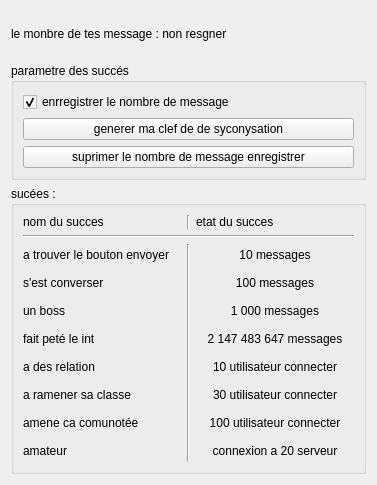
https-github-com-anantasystem/AnantaSystem, file serveur/succees.ui: the form before one commit.
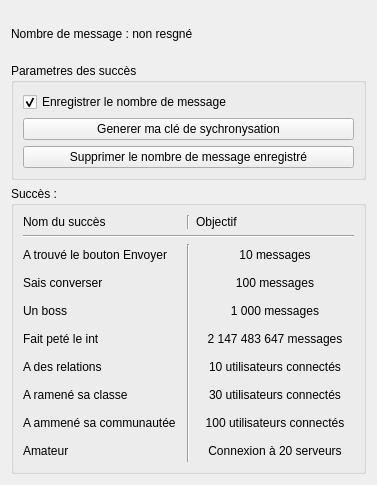
The form after the commit.

```diff
--- a/serveur/succees.ui
+++ b/serveur/succees.ui
@@ -17,20 +17,20 @@
    <item row="0" column="0">
     <widget class="QLabel" name="nbmessage">
      <property name="text">
-      <string>le monbre de tes message : non resgner</string>
+      <string>Nombre de message : non resgné</string>
      </property>
     </widget>
    </item>
    <item row="2" column="0">
     <widget class="QGroupBox" name="groupBox">
      <property name="title">
-      <string>sucées :</string>
+      <string>Succès :</string>
      </property>
      <layout class="QGridLayout" name="gridLayout_2">
       <item row="9" column="0">
        <widget class="QLabel" name="label_5">
         <property name="text">
-         <string>amateur</string>
+         <string>Amateur</string>
         </property>
        </widget>
       </item>
@@ -70,14 +70,14 @@
       <item row="3" column="0">
        <widget class="QLabel" name="label_4">
         <property name="text">
-         <string>s'est converser</string>
+         <string>Sais converser</string>
         </property>
        </widget>
       </item>
       <item row="6" column="0">
        <widget class="QLabel" name="label_7">
         <property name="text">
-         <string>a des relation</string>
+         <string>A des relations</string>
         </property>
        </widget>
       </item>
@@ -97,7 +97,7 @@
       <item row="6" column="2">
        <widget class="QPushButton" name="userdifferent10">
         <property name="text">
-         <string>10 utilisateur connecter</string>
+         <string>10 utilisateurs connectés</string>
         </property>
         <property name="flat">
          <bool>true</bool>
@@ -134,28 +134,28 @@
       <item row="0" column="2">
        <widget class="QLabel" name="label_3">
         <property name="text">
-         <string>etat du succes</string>
+         <string>Objectif</string>
         </property>
        </widget>
       </item>
       <item row="5" column="0">
        <widget class="QLabel" name="label_8">
         <property name="text">
-         <string>fait peté le int</string>
+         <string>Fait peté le int</string>
         </property>
        </widget>
       </item>
       <item row="4" column="0">
        <widget class="QLabel" name="label_6">
         <property name="text">
-         <string>un boss</string>
+         <string>Un boss</string>
         </property>
        </widget>
       </item>
       <item row="8" column="2">
        <widget class="QPushButton" name="userdifferent100">
         <property name="text">
-         <string>100 utilisateur connecter</string>
+         <string>100 utilisateurs connectés</string>
         </property>
         <property name="flat">
          <bool>true</bool>
@@ -165,14 +165,14 @@
       <item row="7" column="0">
        <widget class="QLabel" name="label_9">
         <property name="text">
-         <string>a ramener sa classe</string>
+         <string>A ramené sa classe</string>
         </property>
        </widget>
       </item>
       <item row="7" column="2">
        <widget class="QPushButton" name="userdifferent30">
         <property name="text">
-         <string>30 utilisateur connecter</string>
+         <string>30 utilisateurs connectés</string>
         </property>
         <property name="flat">
          <bool>true</bool>
@@ -182,21 +182,21 @@
       <item row="0" column="0">
        <widget class="QLabel" name="label">
         <property name="text">
-         <string>nom du succes</string>
+         <string>Nom du succès</string>
         </property>
        </widget>
       </item>
       <item row="2" column="0">
        <widget class="QLabel" name="label_2">
         <property name="text">
-         <string>a trouver le bouton envoyer</string>
+         <string>A trouvé le bouton Envoyer</string>
         </property>
        </widget>
       </item>
       <item row="9" column="2">
        <widget class="QPushButton" name="server20">
         <property name="text">
-         <string>connexion a 20 serveur</string>
+         <string>Connexion à 20 serveurs</string>
         </property>
         <property name="flat">
          <bool>true</bool>
@@ -206,7 +206,7 @@
       <item row="8" column="0">
        <widget class="QLabel" name="label_10">
         <property name="text">
-         <string>amene ca comunotée</string>
+         <string>A ammené sa communautée</string>
         </property>
        </widget>
       </item>
@@ -216,20 +216,20 @@
    <item row="1" column="0">
     <widget class="QGroupBox" name="groupBox_2">
      <property name="title">
-      <string>parametre des succés</string>
+      <string>Parametres des succès</string>
      </property>
      <layout class="QGridLayout" name="gridLayout_3">
       <item row="1" column="0">
        <widget class="QPushButton" name="pushButton">
         <property name="text">
-         <string>generer ma clef de de syconysation</string>
+         <string>Generer ma clé de sychronysation</string>
         </property>
        </widget>
       </item>
       <item row="0" column="0">
        <widget class="QCheckBox" name="saveNbMessage">
         <property name="text">
-         <string>enrregistrer le nombre de message</string>
+         <string>Enregistrer le nombre de message</string>
         </property>
         <property name="checked">
          <bool>true</bool>
@@ -239,7 +239,7 @@
       <item row="2" column="0">
        <widget class="QPushButton" name="pushButton_2">
         <property name="text">
-         <string>suprimer le nombre de message enregistrer</string>
+         <string>Supprimer le nombre de message enregistré</string>
         </property>
        </widget>
       </item>
```
